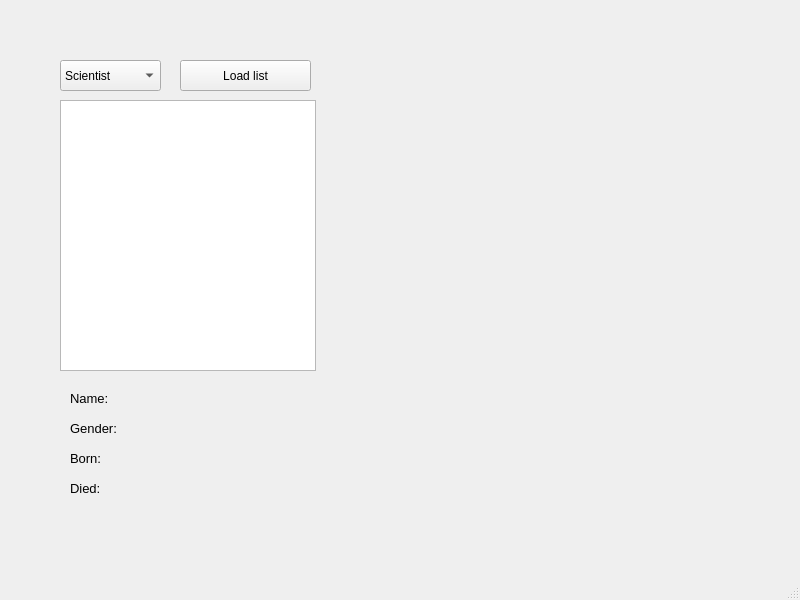
Qt form Verk1_2/connectionscreen.ui (steinarb08/Verkefni1_2) before a commit.
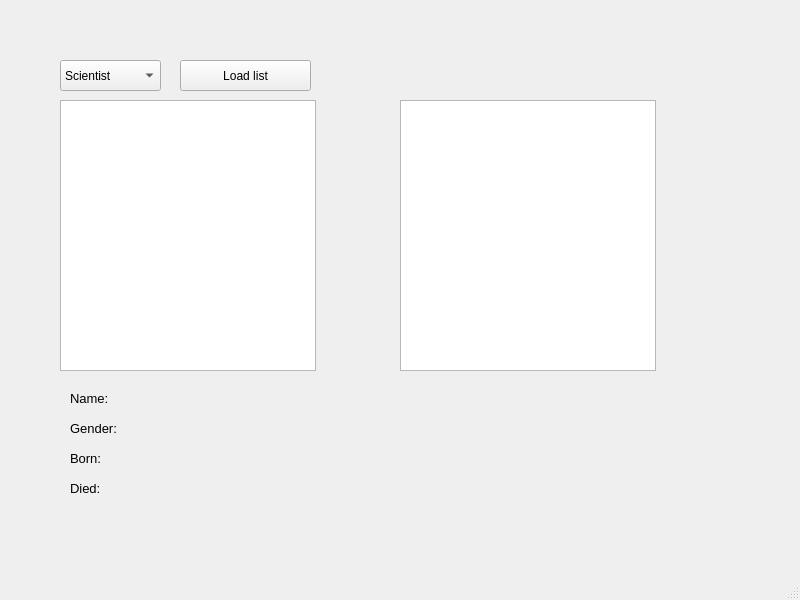
The same form after that commit.

```diff
--- a/Verk1_2/connectionscreen.ui
+++ b/Verk1_2/connectionscreen.ui
@@ -201,6 +201,16 @@
      <string/>
     </property>
    </widget>
+   <widget class="QListWidget" name="lstFoundValues">
+    <property name="geometry">
+     <rect>
+      <x>400</x>
+      <y>100</y>
+      <width>256</width>
+      <height>271</height>
+     </rect>
+    </property>
+   </widget>
   </widget>
   <widget class="QMenuBar" name="menubar">
    <property name="geometry">
```
